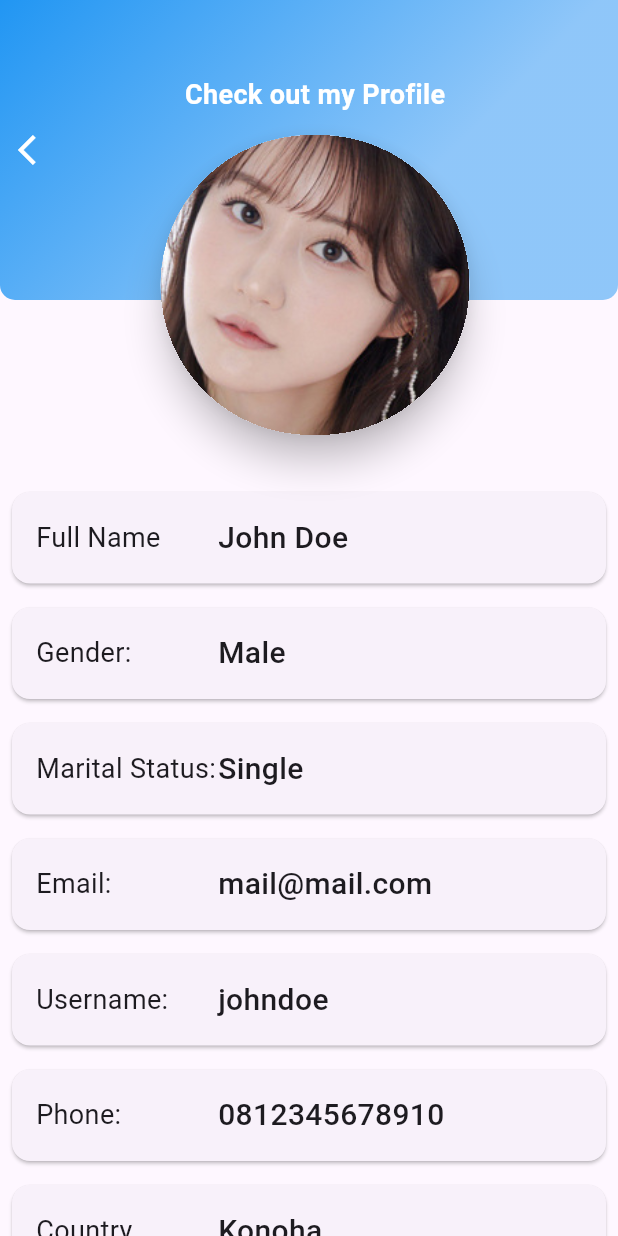
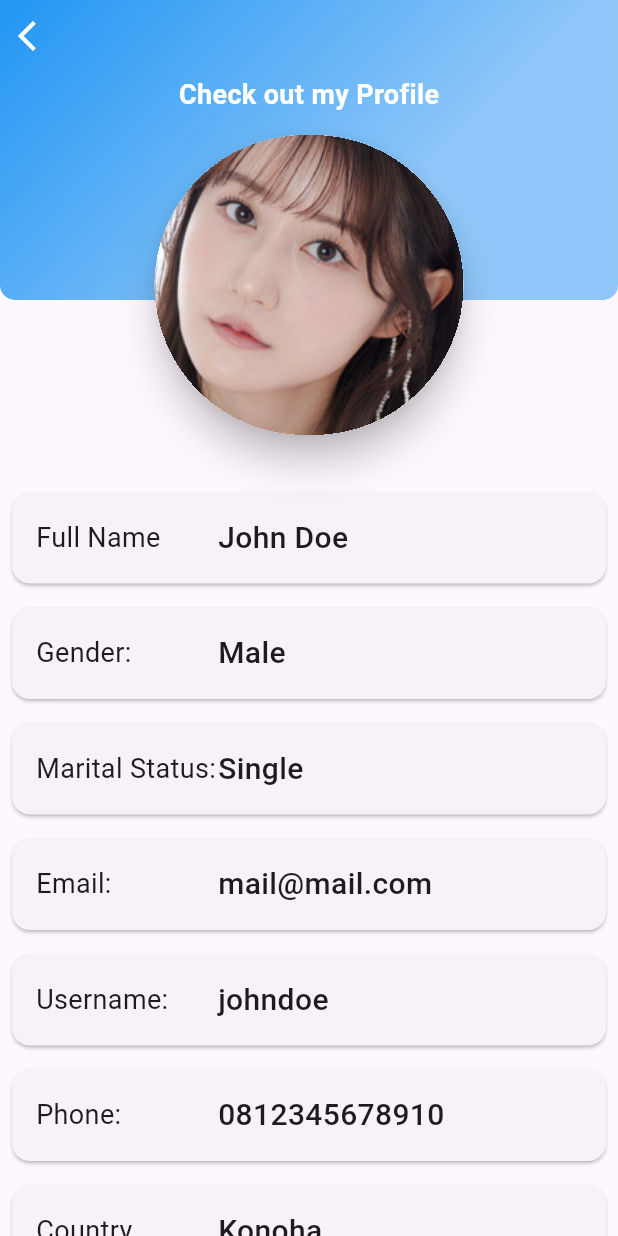
Before and after one commit to bennyfajri/sliver_app_bar, a Flutter app: the ProfilePageExample widget shown alone on an empty page, opened directly, on a phone screen of 412 x 824 dp. Run offline on Flutter 3.47's test engine with Material 3 defaults, Android fonts, the light colour scheme and no system bars.

Commit message:
fix : center profile picture

```diff
--- a/lib/profile_page_example.dart
+++ b/lib/profile_page_example.dart
@@ -5,8 +5,7 @@ class ProfilePageExample extends StatelessWidget {
 
   @override
   Widget build(BuildContext context) {
-    return SafeArea(
-      child: Material(
+    return Material(
       child: CustomScrollView(
         slivers: [
           SliverPersistentHeader(
@@ -32,7 +31,6 @@ class ProfilePageExample extends StatelessWidget {
             ]),
           )
         ],
-        ),
       ),
     );
   }
@@ -83,7 +81,7 @@ class MySliverAppBar extends SliverPersistentHeaderDelegate {
       fit: StackFit.expand,
       children: [
         Container(
-          alignment: Alignment.centerLeft,
+          alignment: Alignment.topLeft,
           decoration: BoxDecoration(
             borderRadius: const BorderRadius.only(
               bottomRight: Radius.circular(10),
@@ -123,7 +121,8 @@ class MySliverAppBar extends SliverPersistentHeaderDelegate {
         ),
         Positioned(
           top: expandedHeight / 4 - shrinkOffset,
-          left: MediaQuery.of(context).size.width / 4,
+          left: 0,
+          right: 0,
           child: Opacity(
             opacity: (1 - shrinkOffset / expandedHeight),
             child: Column(
```
Also changed, not shown: pubspec.lock. Lines whose indentation alone changed are shown as unchanged.
